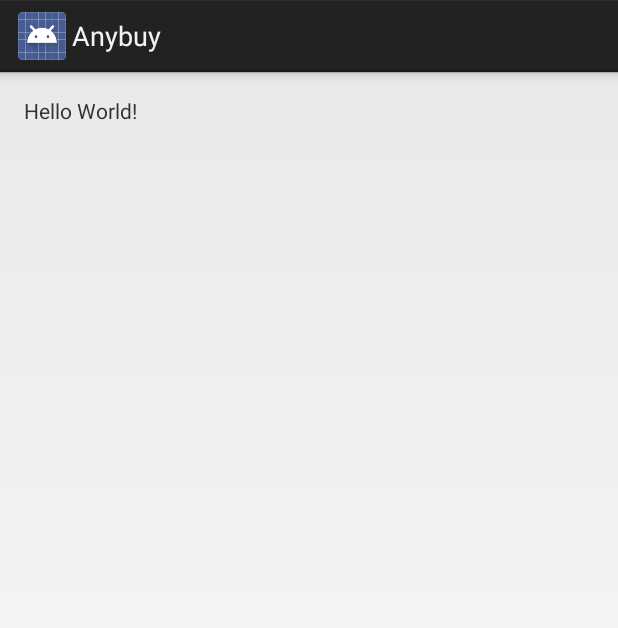
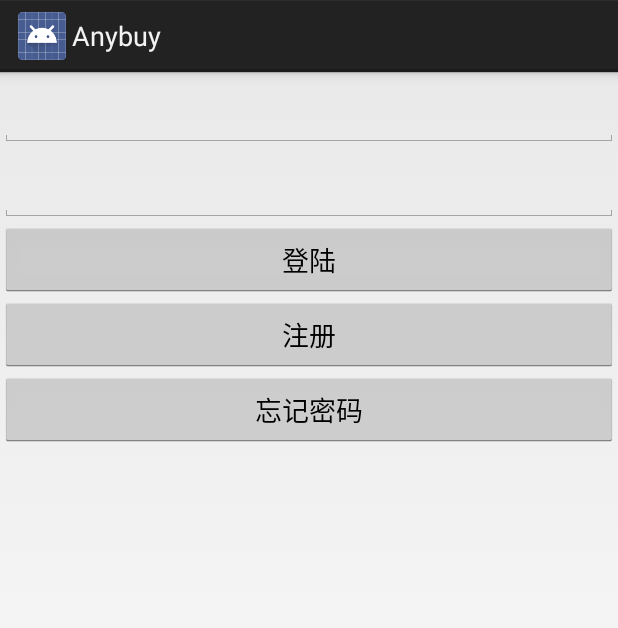
Before and after one commit to lmydev/Anybuy, an Android app: the screen it shows after launch (MainActivity before the commit, LoginActivity after it), on a phone screen of 412 x 824 dp. Shown: the top 628 px of the screen. Run offline under Robolectric (Android 15) with nearby library versions, the phone set to English and light mode, and no system bars; our stand-ins replace ButterKnife.

Commit message:
添加注册

```diff
--- a/app/src/main/java/com/lmy/anybuy/MainActivity.java
+++ b/app/src/main/java/com/lmy/anybuy/MainActivity.java
@@ -25,25 +25,7 @@ public class MainActivity extends Activity {
 
         setContentView(R.layout.activity_main);
 
-        frist();
 
     }
 
-    private void frist() {
-        UserInfo mUser = new UserInfo();
-        mUser.setUserName("天下第一");
-        mUser.setEmail("123456@123.com");
-        mUser.setPassWord("password");
-
-        mUser.save(new SaveListener<String>() {
-            @Override
-            public void done(String s, BmobException e) {
-                if (e==null){
-                    Toast.makeText(mContext, "fail to add user", Toast.LENGTH_SHORT).show();
-                }else {
-                    Toast.makeText(mContext, "success to add user", Toast.LENGTH_SHORT).show();
-                }
-            }
-        });
-    }
 }
--- /dev/null
+++ b/app/src/main/java/com/lmy/anybuy/ui/LoginActivity.java
@@ -0,0 +1,85 @@
+package com.lmy.anybuy.ui;
+
+import android.app.Activity;
+import android.content.Context;
+import android.content.Intent;
+import android.os.Bundle;
+import android.view.View;
+import android.widget.Button;
+import android.widget.EditText;
+
+import com.lmy.anybuy.R;
+
+import butterknife.BindView;
+import butterknife.ButterKnife;
+
+/**
+ * ClassName:
+ * Function:
+ * Author: lmy
+ * Date: 2017/3/19
+ */
+
+public class LoginActivity extends Activity implements View.OnClickListener {
+
+
+    private String TAG = "LoginActivity";
+    private Context mContext;
+    private String account;
+    private String pwd;
+    private int accountLength;
+    private int pwdLength;
+
+    @BindView(R.id.et_account)
+    EditText etAccount;
+    @BindView(R.id.et_password)
+    EditText etPassword;
+    @BindView(R.id.bt_login)
+    Button btLogin;
+    @BindView(R.id.bt_register)
+    Button btRegister;
+    @BindView(R.id.bt_find_password)
+    Button btFindPassword;
+
+
+
+    @Override
+    protected void onCreate(Bundle savedInstanceState) {
+        super.onCreate(savedInstanceState);
+        setContentView(R.layout.activity_login);
+        ButterKnife.bind(this);
+        init();
+    }
+
+    void init() {
+        ButterKnife.bind(this);
+        mContext = this;
+
+        btLogin.setOnClickListener(this);
+        btRegister.setOnClickListener(this);
+        btFindPassword.setOnClickListener(this);
+
+    }
+
+    @Override
+    public void onClick(View view) {
+
+        int id = view.getId();
+        switch (id) {
+            case R.id.bt_login:
+
+                break;
+
+            case R.id.bt_register:
+
+                Intent intent = new Intent(mContext,RegisterActivity.class);
+                startActivity(intent);
+                break;
+
+            case R.id.bt_find_password:
+
+                break;
+        }
+
+    }
+}
--- /dev/null
+++ b/app/src/main/res/layout/activity_login.xml
@@ -0,0 +1,39 @@
+<?xml version="1.0" encoding="utf-8"?>
+<RelativeLayout xmlns:android="http://schemas.android.com/apk/res/android"
+    android:layout_width="match_parent" android:layout_height="match_parent">
+
+    <EditText
+        android:id="@+id/et_account"
+        android:layout_width="match_parent"
+        android:layout_height="50dp" />
+
+    <EditText
+        android:id="@+id/et_password"
+        android:layout_below="@id/et_account"
+        android:layout_width="match_parent"
+        android:layout_height="50dp" />
+
+    <Button
+        android:id="@+id/bt_login"
+        android:layout_below="@id/et_password"
+        android:layout_width="match_parent"
+        android:layout_height="50dp"
+        android:text="@string/login" />
+
+    <Button
+        android:id="@+id/bt_register"
+        android:layout_below="@id/bt_login"
+        android:layout_width="match_parent"
+        android:layout_height="50dp"
+        android:text="@string/register" />
+
+    <Button
+        android:id="@+id/bt_find_password"
+        android:layout_below="@id/bt_register"
+        android:layout_width="match_parent"
+        android:layout_height="50dp"
+        android:text="@string/find_password" />
+
+
+
+</RelativeLayout>
--- a/app/src/main/res/values/strings.xml
+++ b/app/src/main/res/values/strings.xml
@@ -1,3 +1,8 @@
 <resources>
     <string name="app_name">Anybuy</string>
+
+    <string name="register">注册</string>
+    <string name="login">登陆</string>
+    <string name="find_password">忘记密码</string>
+    <string name="submit">提交</string>
 </resources>
```
Also changed, not shown: app/src/main/AndroidManifest.xml (+13 -1 lines), app/src/main/java/com/lmy/anybuy/ui/RegisterActivity.java (added, +104 -0 lines), app/src/main/java/com/lmy/anybuy/ui/ss.java (deleted, +0 -11 lines), app/src/main/res/layout/activity_register.xml (added, +32 -0 lines).
